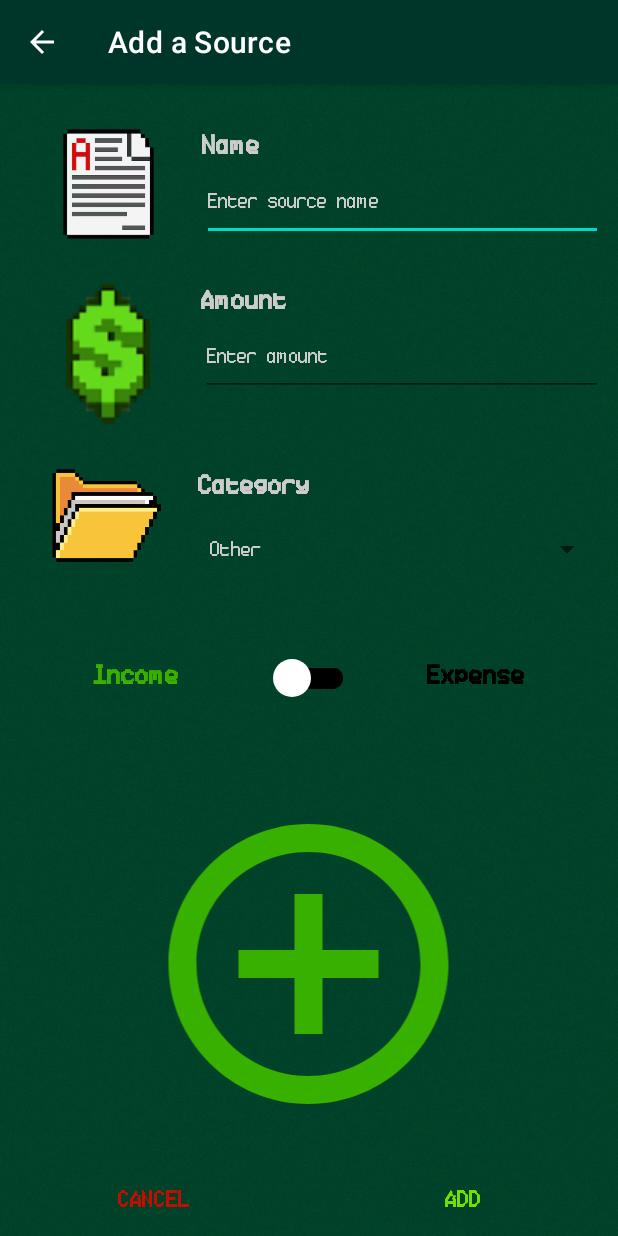
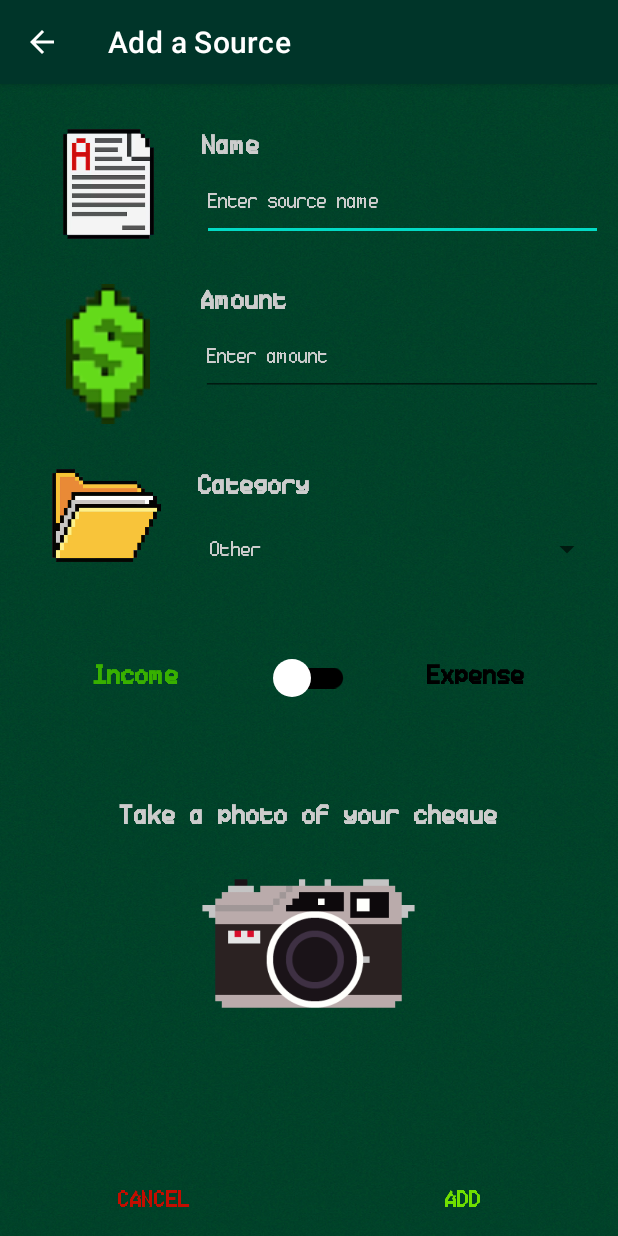
Before and after one commit to Kaajolee/FinanceApp, an Android app: the screen it shows after launch (AddSourceActivity), after a tap on an icon or button, on a phone screen of 412 x 824 dp. Run offline under Robolectric (Android 15) with nearby library versions, the light colour scheme and no system bars; our stand-ins replace Room's generated code; libraries missing offline, so code that uses them is left out: com.squareup.seismic; 2 statements that could not run were skipped.

Commit message:
mygtukas + pora anim delete

```diff
--- a/app/src/main/java/com/example/finanseapp/MainActivity.java
+++ b/app/src/main/java/com/example/finanseapp/MainActivity.java
@@ -172,13 +172,7 @@ public class MainActivity extends AppCompatActivity {
 
 
         imgButtonIncome = findViewById(R.id.imageButton);
-        imgButtonIncome.setOnClickListener(new View.OnClickListener() {
-            @Override
-            public void onClick(View v) {
-                animateDollar(v);
-            }
-        });
-        //setButtonOnClickToActivityResult(imgButtonIncome, AddSourceActivity.class);
+        setButtonOnClickToActivity(imgButtonIncome, AddSourceActivity.class);
 
         imgbuttonAddCategory = findViewById(R.id.imageButton3);
         setButtonOnClickToActivity(imgbuttonAddCategory, AddCategoryActivity.class);
@@ -445,54 +439,6 @@ public class MainActivity extends AppCompatActivity {
             }
         }, 2000);
     }
-    void animateDollar(View view){
-
-        DisplayMetrics dm = getResources().getDisplayMetrics();
-        int screenWidth = dm.widthPixels;
-
-        ObjectAnimator rotate = new ObjectAnimator();
-        rotate = ObjectAnimator.ofFloat(view, "rotationY", 720f);
-        rotate.setInterpolator(new AccelerateDecelerateInterpolator());
-        rotate.setDuration(400);
-
-
-        ObjectAnimator translateX = new ObjectAnimator();
-        translateX = ObjectAnimator.ofFloat(view, "translationX", screenWidth + 500);
-        translateX.setInterpolator(new AccelerateDecelerateInterpolator());
-        translateX.setDuration(500);
-
-
-        AnimatorSet set = new AnimatorSet();
-
-        set.playSequentially(rotate, translateX);
-
-        set.addListener(new Animator.AnimatorListener() {
-            @Override
-            public void onAnimationStart(@NonNull Animator animation) {
-
-            }
-
-            @Override
-            public void onAnimationEnd(@NonNull Animator animation) {
-
-                Intent intent = new Intent(getApplicationContext(), AddSourceActivity.class);
-                startActivity(intent);
-
-            }
-
-            @Override
-            public void onAnimationCancel(@NonNull Animator animation) {
-
-            }
-
-            @Override
-            public void onAnimationRepeat(@NonNull Animator animation) {
-
-            }
-        });
-
-        set.start();
-    }
 
     public String getCurrencySymbol(String countryCode) {
         Set<String> euroCountries = new HashSet<>(Arrays.asList(
--- a/app/src/main/res/layout/activity_source.xml
+++ b/app/src/main/res/layout/activity_source.xml
@@ -199,19 +199,43 @@
 
         </LinearLayout>
 
-        <FrameLayout
+        <LinearLayout
             android:layout_width="match_parent"
-            android:layout_height="313dp"
-            android:layout_weight="1"
-            android:textAlignment="center">
+            android:layout_height="285dp"
+            android:orientation="vertical">
 
-            <ImageView
-                android:id="@+id/imageView8"
-                android:layout_width="263dp"
-                android:layout_height="224dp"
-                android:layout_gravity="center"
-                app:srcCompat="@drawable/animated_source_coin" />
-        </FrameLayout>
+            <LinearLayout
+                android:layout_width="match_parent"
+                android:layout_height="match_parent"
+                android:gravity="center_horizontal|center_vertical"
+                android:orientation="vertical">
+
+                <TextView
+                    android:id="@+id/textView"
+                    android:layout_width="match_parent"
+                    android:layout_height="wrap_content"
+                    android:layout_marginTop="-35dp"
+                    android:fontFamily="@font/ticketing"
+                    android:gravity="center"
+                    android:text="Take a photo of your cheque"
+                    android:textAlignment="gravity"
+                    android:textColor="@color/white_text"
+                    android:textSize="20sp"
+                    android:textStyle="bold" />
+
+                <ImageButton
+                    android:id="@+id/imageButton2"
+                    android:layout_width="150dp"
+                    android:layout_height="110dp"
+                    android:layout_marginTop="20dp"
+                    android:background="@null"
+                    android:scaleType="fitCenter"
+                    android:scaleX="1"
+                    android:scaleY="1"
+                    app:srcCompat="@drawable/camera_icon" />
+
+            </LinearLayout>
+        </LinearLayout>
 
         <LinearLayout
             style="?android:attr/buttonBarStyle"
```
Also changed, not shown: app/src/main/java/com/example/finanseapp/AddSourceActivity.java (+3 -47 lines), app/src/main/res/drawable/camera_icon.png (added).
